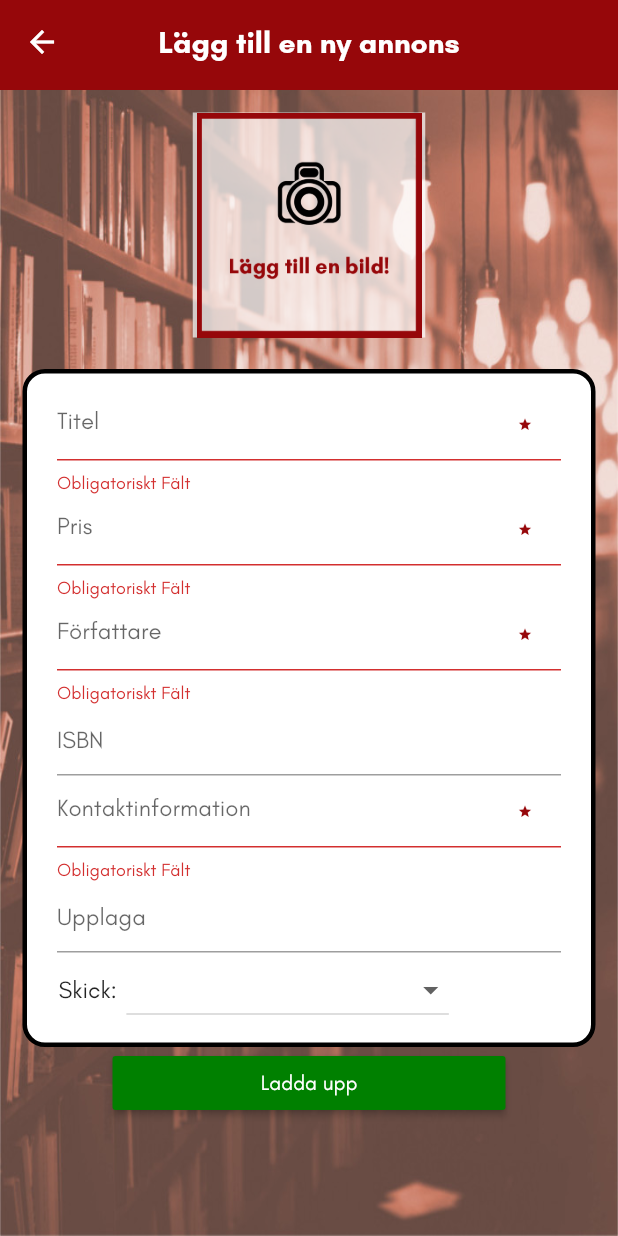
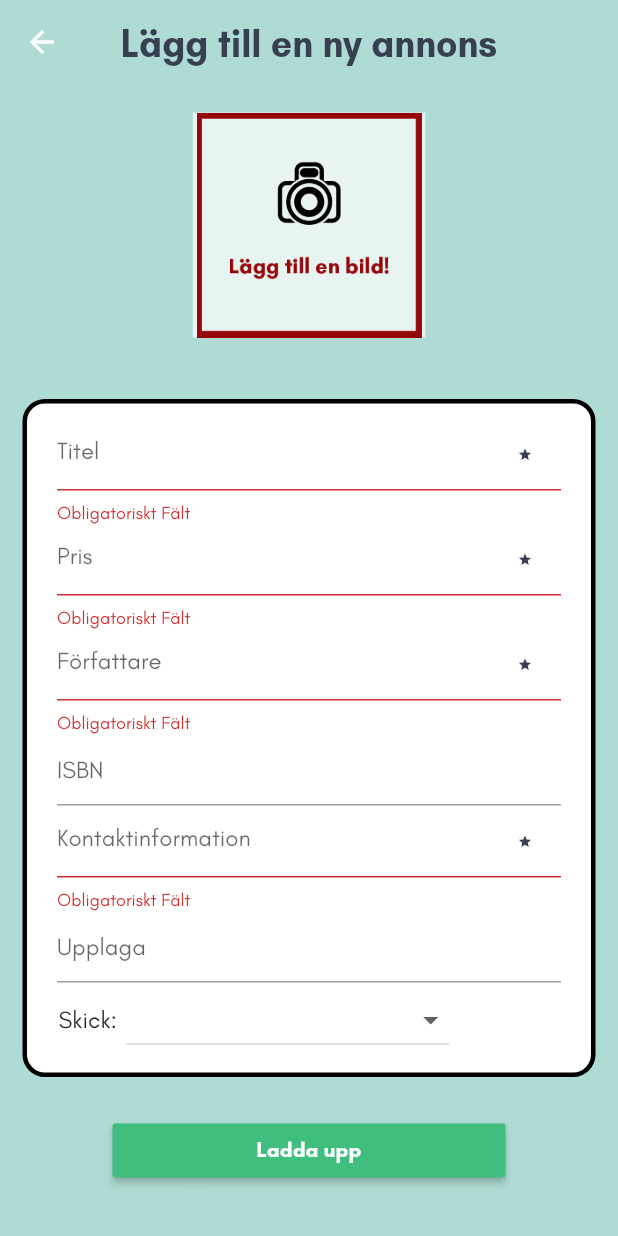
Before and after one commit to ajamlou/Zigma-frontend, a Flutter app: the AdvertCreation screen opened directly, after a tap on "Sälja", after a tap on "Ladda upp", on a phone screen of 412 x 824 dp. Run offline on Flutter 3.47's test engine with Material 2 defaults, Android fonts, the phone set to English and light mode, and no system bars; our stand-ins replace image_picker, shared_preferences, transparent_image; accounts and stored records are empty; network calls fail.

Commit message:
Fixar design igen jao

```diff
--- a/lib/src/components/login_prompt.dart
+++ b/lib/src/components/login_prompt.dart
@@ -7,7 +7,7 @@ class LoginPrompt extends StatelessWidget {
     return Container(
       decoration: BoxDecoration(
         borderRadius: BorderRadius.circular(11),
-        color: Color(0xFFECE9DF),
+        color: Colors.white,
       ),
       child: Column(
         mainAxisAlignment: MainAxisAlignment.center,
--- a/lib/src/pages/advert_creation.dart
+++ b/lib/src/pages/advert_creation.dart
@@ -67,26 +67,24 @@ class AdvertCreationState extends State<AdvertCreation> {
   Widget build(BuildContext context) {
     return Container(
       decoration: BoxDecoration(
-        image: DecorationImage(
-          image: AssetImage("images/advertCreationPicture.jpg"),
-          fit: BoxFit.fill,
-        ),
+
       ),
       child: Scaffold(
         resizeToAvoidBottomPadding: true,
-        backgroundColor: Colors.transparent,
+        backgroundColor: Color(0xFFAEDBD3),
         appBar: PreferredSize(
           preferredSize: Size.fromHeight(60.0),
           child: AppBar(
-            iconTheme: IconThemeData(color: Color(0xff96070a)),
+            iconTheme: IconThemeData(color: Colors.transparent),
             elevation: 0.0,
             backgroundColor: transaction_type == null
                 ? Colors.transparent
-                : Color(0xff96070a),
+                : Colors.transparent,
             title: Text('Lägg till en ny annons',
                 style: TextStyle(
                   fontWeight: FontWeight.bold,
-                  color: Color(0xFFFFFFFF),
+                  color: Color(0xFF373F51),
+                  fontSize: 25,
                 )),
             centerTitle: true,
             leading: Container(
@@ -114,34 +112,23 @@ class AdvertCreationState extends State<AdvertCreation> {
                   style: TextStyle(
                     fontSize: 25,
                     color: Colors.white,
-                    shadows: <Shadow>[
-                      Shadow(
-                        offset: Offset(1.5, 1.5),
-                        blurRadius: 2.0,
-                        color: Colors.amber,
-                      ),
-                      Shadow(
-                        offset: Offset(2.0, 2.0),
-                        blurRadius: 4.0,
-                        color: Colors.black,
-                      ),
-                    ],
+                    fontWeight: FontWeight.bold,
                   ),
                 ),
               ),
               Container(
                 height: 50,
-                width: 220,
+                width: 300,
                 child: RaisedButton(
                   elevation: 5,
-                  color: Color(0xff96070a),
+                  color: Color(0xFFECA72C),
                   onPressed: () {
                     setState(() {
                       transaction_type = 'S';
                     });
                   },
                   child: Text('Sälja',
-                      style: TextStyle(color: Colors.white, fontSize: 30)),
+                      style: TextStyle(color: Colors.white, fontSize: 30, fontWeight: FontWeight.bold)),
                 ),
               ),
               SizedBox(
@@ -149,17 +136,17 @@ class AdvertCreationState extends State<AdvertCreation> {
               ),
               Container(
                 height: 50,
-                width: 220,
+                width: 300,
                 child: RaisedButton(
                   elevation: 5,
-                  color: Color(0xff96070a),
+                  color: Color(0xFFECA72C),
                   onPressed: () {
                     setState(() {
                       transaction_type = 'B';
                     });
                   },
                   child: Text('Söker',
-                      style: TextStyle(color: Colors.white, fontSize: 30)),
+                      style: TextStyle(color: Colors.white, fontSize: 30, fontWeight: FontWeight.bold)),
                 ),
               ),
             ],
@@ -188,17 +175,22 @@ class AdvertCreationState extends State<AdvertCreation> {
                       children: <Widget>[
                         Padding(
                           padding: const EdgeInsets.all(2.0),
+                          child: Container(
+                            padding: EdgeInsets.only(top: 10, bottom: 10),
+                            width: 300,
                             child: compressedImageList.length == 1
                                 ? Text('')
                                 : RaisedButton(
-                                  color: Colors.red,
+                                    color: Color(0xFFDE5D5D),
                                     child: const Text(
                                       'Ta bort markerade bilder',
                                       style: TextStyle(
                                         color: Colors.white,
+                                        fontWeight: FontWeight.bold,
                                       ),
                                     ),
                                     onPressed: _remove,
+                                  ),
                           ),
                         ),
                       ],
@@ -223,15 +215,15 @@ class AdvertCreationState extends State<AdvertCreation> {
                         TextFormField(
                           maxLines: 1,
                           controller: titleController,
-                          cursorColor: Color(0xff96070a),
+                          cursorColor: Color(0xFF373F51),
                           keyboardType: TextInputType.text,
                           autofocus: false,
                           decoration: InputDecoration(
                             hintText: 'Titel',
                             suffixIcon: titleController.text == ""
                                 ? Icon(Icons.star,
-                                    size: 10, color: Color(0xff96070a))
-                                : Icon(Icons.check, color: Colors.green),
+                                    size: 10, color: Color(0xFF373F51))
+                                : Icon(Icons.check, color: Color(0xFF3FBE7E)),
                           ),
                           validator: (value) =>
                               value.isEmpty ? 'Obligatoriskt Fält' : null,
@@ -240,7 +232,7 @@ class AdvertCreationState extends State<AdvertCreation> {
                         TextFormField(
                           maxLines: 1,
                           controller: priceController,
-                          cursorColor: Color(0xff96070a),
+                          cursorColor: Color(0xFFDE5D5D),
                           keyboardType: TextInputType.number,
                           autofocus: false,
                           // maxLength: 4,
@@ -249,8 +241,8 @@ class AdvertCreationState extends State<AdvertCreation> {
                             suffixIcon: priceController.text.length > 4 ||
                                     priceController.text == ""
                                 ? Icon(Icons.star,
-                                    size: 10, color: Color(0xff96070a))
-                                : Icon(Icons.check, color: Colors.green),
+                                    size: 10, color: Color(0xFF373F51))
+                                : Icon(Icons.check, color: Color(0xFF3FBE7E)),
                           ),
                           validator: (value) {
                             if (value.isEmpty) {
@@ -266,7 +258,7 @@ class AdvertCreationState extends State<AdvertCreation> {
                         TextFormField(
                           maxLines: 1,
                           controller: authorController,
-                          cursorColor: Color(0xff96070a),
+                          cursorColor: Color(0xFFDE5D5D),
                           keyboardType: TextInputType.text,
                           autofocus: false,
                           decoration: InputDecoration(
@@ -274,8 +266,8 @@ class AdvertCreationState extends State<AdvertCreation> {
                             suffixIcon: authorController.text.length < 5 ||
                                     !authorController.text.contains(" ")
                                 ? Icon(Icons.star,
-                                    size: 10, color: Color(0xff96070a))
-                                : Icon(Icons.check, color: Colors.green),
+                                    size: 10, color: Color(0xFF373F51))
+                                : Icon(Icons.check, color: Color(0xFF3FBE7E)),
                           ),
                           validator: (value) {
                             if (value.isEmpty) {
@@ -290,7 +282,7 @@ class AdvertCreationState extends State<AdvertCreation> {
                         ),
                         TextFormField(
                           maxLines: 1,
-                          cursorColor: Color(0xff96070a),
+                          cursorColor: Color(0xFFDE5D5D),
                           keyboardType: TextInputType.text,
                           autofocus: false,
                           decoration: InputDecoration(
@@ -301,15 +293,15 @@ class AdvertCreationState extends State<AdvertCreation> {
                         TextFormField(
                           maxLines: 1,
                           controller: contactInfoController,
-                          cursorColor: Color(0xff96070a),
+                          cursorColor: Color(0xFFDE5D5D),
                           keyboardType: TextInputType.text,
                           autofocus: false,
                           decoration: InputDecoration(
                             hintText: 'Kontaktinformation',
                             suffixIcon: contactInfoController.text == ""
                                 ? Icon(Icons.star,
-                                    size: 10, color: Color(0xff96070a))
-                                : Icon(Icons.check, color: Colors.green),
+                                    size: 10, color: Color(0xFF373F51))
+                                : Icon(Icons.check, color: Color(0xFF3FBE7E)),
                           ),
                           validator: (value) {
                             if (value.isEmpty) {
@@ -322,7 +314,7 @@ class AdvertCreationState extends State<AdvertCreation> {
                         ),
                         TextFormField(
                           maxLines: 1,
-                          cursorColor: Color(0xff96070a),
+                          cursorColor: Color(0xFFDE5D5D),
                           keyboardType: TextInputType.text,
                           autofocus: false,
                           decoration: InputDecoration(
@@ -350,8 +342,11 @@ class AdvertCreationState extends State<AdvertCreation> {
                 ),
                 Container(
                   margin: EdgeInsets.symmetric(horizontal: 60),
+                  child: Container(
+                    padding: EdgeInsets.only(top: 25),
+                    width: 300,
                     child: MaterialButton(
-                    color: Color(0xFF008000),
+                      color: Color(0xFF3FBE7E),
                       onPressed: () async {
                         int stsCode;
                         if (_advertKey.currentState.validate()) {
@@ -388,7 +383,8 @@ class AdvertCreationState extends State<AdvertCreation> {
                         }
                       },
                       child: Text("Ladda upp",
-                        style: TextStyle(color: Color(0xFFFFFFFF))),
+                          style: TextStyle(color: Color(0xFFFFFFFF), fontWeight: FontWeight.bold)),
+                    ),
                   ),
                 ),
               ],
@@ -415,7 +411,7 @@ class AdvertCreationState extends State<AdvertCreation> {
         message,
         style: TextStyle(
           fontSize: 20,
-          color: Color(0xff96070a),
+          color: Color(0xFFDE5D5D),
         ),
         textAlign: TextAlign.center,
       ),
@@ -426,19 +422,21 @@ class AdvertCreationState extends State<AdvertCreation> {
   void showImageAlertDialog() {
     File tempImage;
     AlertDialog dialog = AlertDialog(
-        backgroundColor: Color(0xFFECE9DF),
+        backgroundColor: Colors.white,
         title: Text(
-          "Kamera eller Galleri?",
+          "Välj från galleri eller fota med kameran.",
           style: TextStyle(
             fontSize: 20,
-            color: Color(0xff96070a),
+            color: Color(0xFF373F51),
           ),
           textAlign: TextAlign.center,
         ),
-        content: ButtonBar(
+        content: Container(
+          margin: EdgeInsets.only(left: 25, right: 25),
+          child: ButtonBar(
             children: <Widget>[
               RaisedButton(
-              color: Color(0xff96070a),
+                color: Color(0xFFECA72C),
                 child: Icon(Icons.image),
                 onPressed: () async {
                   tempImage = await Ih.getImage("gallery");
@@ -446,7 +444,7 @@ class AdvertCreationState extends State<AdvertCreation> {
                 },
               ),
               RaisedButton(
-              color: Color(0xff96070a),
+                color: Color(0xFFECA72C),
                 child: Icon(Icons.camera_alt),
                 onPressed: () async {
                   tempImage = await Ih.getImage("camera");
@@ -454,6 +452,7 @@ class AdvertCreationState extends State<AdvertCreation> {
                 },
               ),
             ],
+          ),
         ));
     showDialog(context: context, builder: (BuildContext context) => dialog);
   }
@@ -479,7 +478,7 @@ class AdvertCreationState extends State<AdvertCreation> {
               width: 150,
               decoration: BoxDecoration(
                 border: Border.all(
-                  color: Color(0xFF008000),
+                  color: Color(0xFF3FBE7E),
                   width: 5,
                 ),
               ),
--- a/lib/src/pages/login_page.dart
+++ b/lib/src/pages/login_page.dart
@@ -26,7 +26,7 @@ class LoginPageState extends State<LoginPage> {
           onPressed: () {
             Navigator.pop(context);
           },
-          icon: Icon(Icons.arrow_back),
+          icon: Icon(Icons.arrow_back, color: Colors.white),
         ),
       ),
       body: Container(
```
Also changed, not shown: lib/src/pages/RegisterPage.dart (+29 -18 lines). Lines whose indentation alone changed are shown as unchanged.
